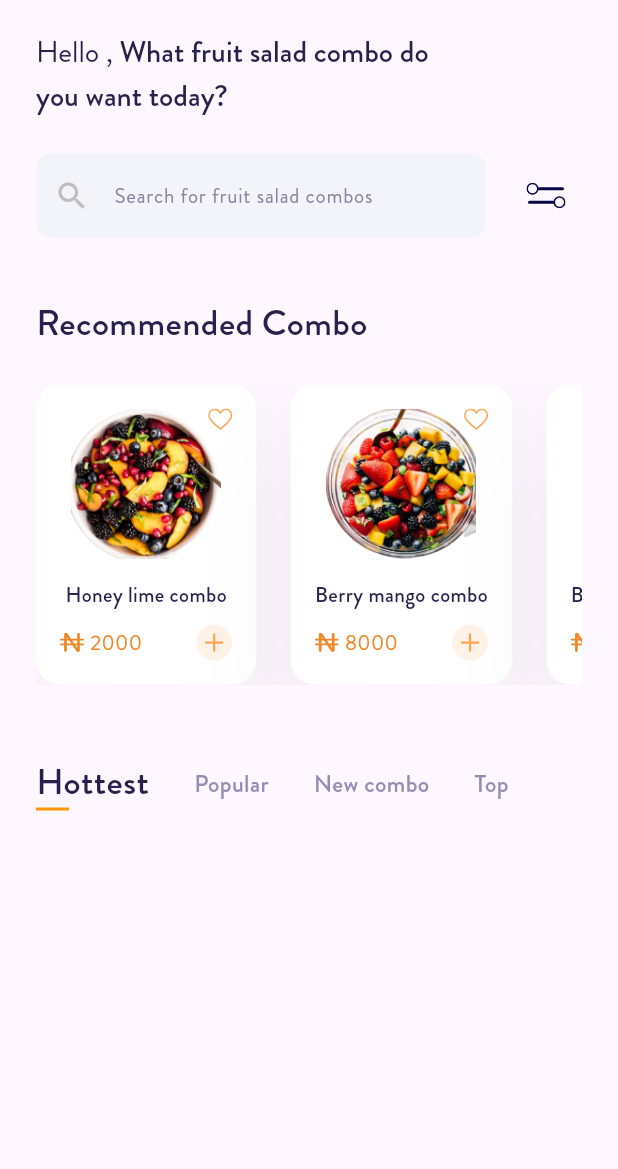
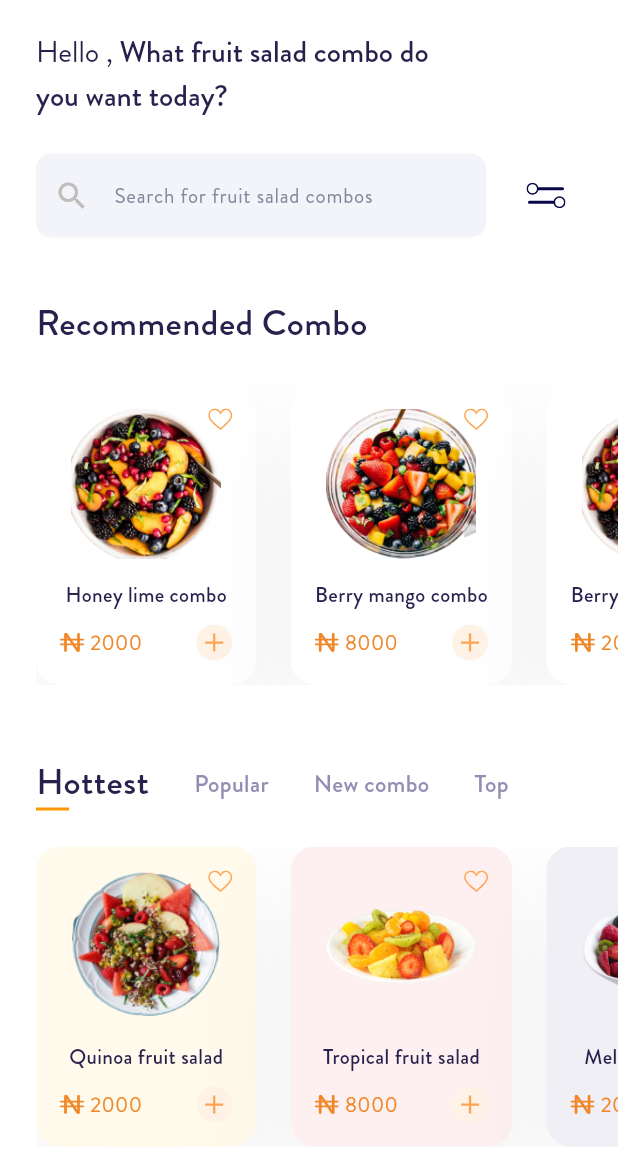
Before and after one commit to ridhoadtyaa/fruit_hub, a Flutter app: the HomeScreen screen opened directly, on a phone screen of 412 x 824 dp, the part 67-1236 px from its top. Run offline on Flutter 3.47's test engine with Material 3 defaults, Android fonts, the phone set to English and light mode, and no system bars; our stand-ins replace flutter_svg, shared_preferences; accounts and stored records are empty.

Commit message:
Add optional background color to Salad model and update SaladCard widget to use it; enhance HomeScreen with combo and salad menus

```diff
--- a/lib/models/salad_model.dart
+++ b/lib/models/salad_model.dart
@@ -1,11 +1,15 @@
+import 'package:flutter/material.dart';
+
 class Salad {
   final String name;
   final double price;
   final String image;
+  final Color? bgColor; // Optional property
 
   Salad({
     required this.name,
     required this.price,
     required this.image,
+    this.bgColor, // Optional parameter
   });
 }
--- a/lib/screens/home_screen.dart
+++ b/lib/screens/home_screen.dart
@@ -16,8 +16,47 @@ class HomeScreen extends StatelessWidget {
 
   @override
   Widget build(BuildContext context) {
+    final List<Salad> comboMenu = [
+      Salad(
+        name: 'Honey lime combo',
+        price: 2000,
+        image: 'assets/image/salad/combo1.png',
+      ),
+      Salad(
+        name: 'Berry mango combo',
+        price: 8000,
+        image: 'assets/image/salad/combo2.png',
+      ),
+      Salad(
+        name: 'Berry mango combo',
+        price: 2000,
+        image: 'assets/image/salad/combo1.png',
+      ),
+    ];
+
+    final List<Salad> saladMenu = [
+      Salad(
+          name: 'Quinoa fruit salad',
+          price: 2000,
+          image: 'assets/image/salad/hot1.png',
+          bgColor: const Color(0xFFFFFAEB)),
+      Salad(
+          name: 'Tropical fruit salad',
+          price: 8000,
+          image: 'assets/image/salad/hot2.png',
+          bgColor: const Color(0xFFFEF0F0)),
+      Salad(
+          name: 'Melon fruit salad',
+          price: 2000,
+          image: 'assets/image/salad/hot3.png',
+          bgColor: const Color(0xFFF1EFF6)),
+    ];
+
     return Scaffold(
+      backgroundColor: Colors.white,
+      resizeToAvoidBottomInset: false,
       appBar: AppBar(
+        backgroundColor: Colors.white,
         toolbarHeight: 65,
         automaticallyImplyLeading: false,
         leading: Padding(
@@ -48,8 +87,7 @@ class HomeScreen extends StatelessWidget {
         ],
       ),
       drawer: const CustomDrawer(),
-      body: Padding(
-        padding: const EdgeInsets.only(left: 24.0, right: 24.0),
+      body: SingleChildScrollView(
         child: Column(
           crossAxisAlignment: CrossAxisAlignment.start,
           children: [
@@ -62,7 +100,8 @@ class HomeScreen extends StatelessWidget {
                   return const Text('Error loading name');
                 } else {
                   final name = snapshot.data ?? 'Guest';
-                  return SizedBox(
+                  return Padding(
+                    padding: const EdgeInsets.only(left: 24.0, right: 24.0),
                     child: SizedBox(
                       width: MediaQuery.of(context).size.width * 0.7,
                       child: RichText(
@@ -90,7 +129,9 @@ class HomeScreen extends StatelessWidget {
               },
             ),
             const SizedBox(height: 24.0),
-            Row(
+            Padding(
+              padding: const EdgeInsets.only(left: 24.0, right: 24.0),
+              child: Row(
                 mainAxisAlignment: MainAxisAlignment.center,
                 children: [
                   const Expanded(
@@ -127,45 +168,51 @@ class HomeScreen extends StatelessWidget {
                   ),
                 ],
               ),
+            ),
             const SizedBox(height: 40.0),
-            const Text(
+            const Padding(
+              padding: EdgeInsets.only(left: 24.0, right: 24.0),
+              child: Text(
                 'Recommended Combo',
                 style: TextStyle(
                     fontSize: 24,
                     fontWeight: FontWeight.w500,
                     color: Color(0xFF27214D)),
               ),
+            ),
             const SizedBox(height: 24.0),
-            SingleChildScrollView(
-              scrollDirection: Axis.horizontal, // Scroll horizontal
+            Padding(
+              padding: const EdgeInsets.only(left: 24.0),
+              child: SingleChildScrollView(
+                scrollDirection: Axis.horizontal,
+                child: Container(
+                  color: Colors.white, // Tetapkan warna latar belakang
                   child: Row(
-                children: [
-                  SaladCard(
-                    salad: Salad(
-                      name: 'Honey lime combo',
-                      price: 2000,
-                      image: 'assets/image/salad/combo1.png',
+                    children: comboMenu
+                        .map((salad) => SaladCard(salad: salad))
+                        .toList(),
                   ),
                 ),
-                  SaladCard(
-                    salad: Salad(
-                      name: 'Berry mango combo',
-                      price: 8000,
-                      image: 'assets/image/salad/combo2.png',
-                    ),
-                  ),
-                  SaladCard(
-                    salad: Salad(
-                      name: 'Berry mango combo',
-                      price: 2000,
-                      image: 'assets/image/salad/combo1.png',
-                    ),
-                  ),
-                ],
               ),
             ),
             const SizedBox(height: 48.0),
-            const SelectableMenu()
+            const Padding(
+              padding: EdgeInsets.only(left: 24.0, right: 24.0),
+              child: SelectableMenu(),
+            ),
+            const SizedBox(height: 24.0),
+            Padding(
+              padding: const EdgeInsets.only(left: 24.0),
+              child: SingleChildScrollView(
+                scrollDirection: Axis.horizontal, // Scroll horizontal
+                child: Row(
+                  children: saladMenu
+                      .map((salad) => SaladCard(salad: salad))
+                      .toList(),
+                ),
+              ),
+            ),
+            const SizedBox(height: 24.0),
           ],
         ),
       ),
--- a/lib/widgets/salad_card.dart
+++ b/lib/widgets/salad_card.dart
@@ -5,14 +5,16 @@ import 'package:fruit_hub/models/salad_model.dart';
 class SaladCard extends StatelessWidget {
   final Salad salad;
 
-  const SaladCard({super.key, required this.salad});
+  final Color? bgColor;
+
+  const SaladCard({super.key, required this.salad, this.bgColor});
 
   @override
   Widget build(BuildContext context) {
     return Container(
         margin: const EdgeInsets.only(right: 23.0),
         decoration: BoxDecoration(
-          color: Colors.white,
+          color: salad.bgColor ?? Colors.white,
           borderRadius: BorderRadius.circular(16),
           boxShadow: [
             BoxShadow(
```
Lines whose indentation alone changed are shown as unchanged.
